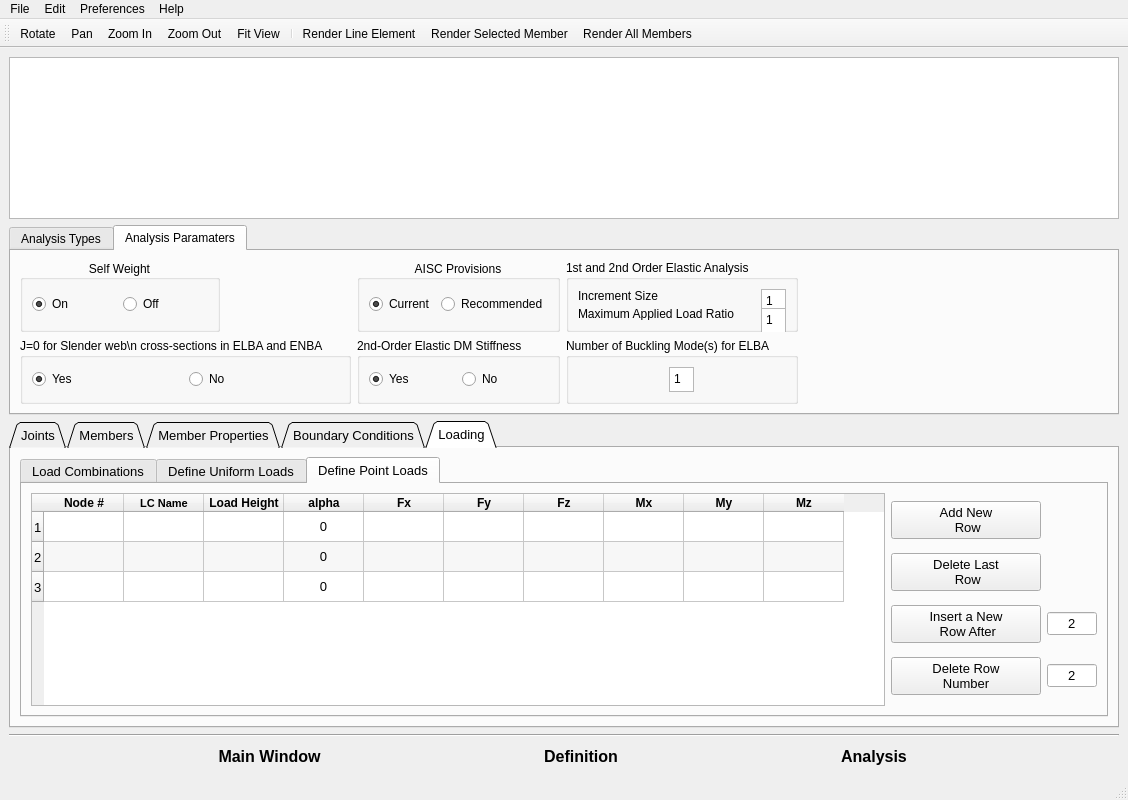
Before: the Qt Designer form GUI dev/Try1_Oguzhan/Sabre2 GUI/SABRE2-V3.ui in oguzhantogay/SABRE2_V2_local, drawn with Qt 5.
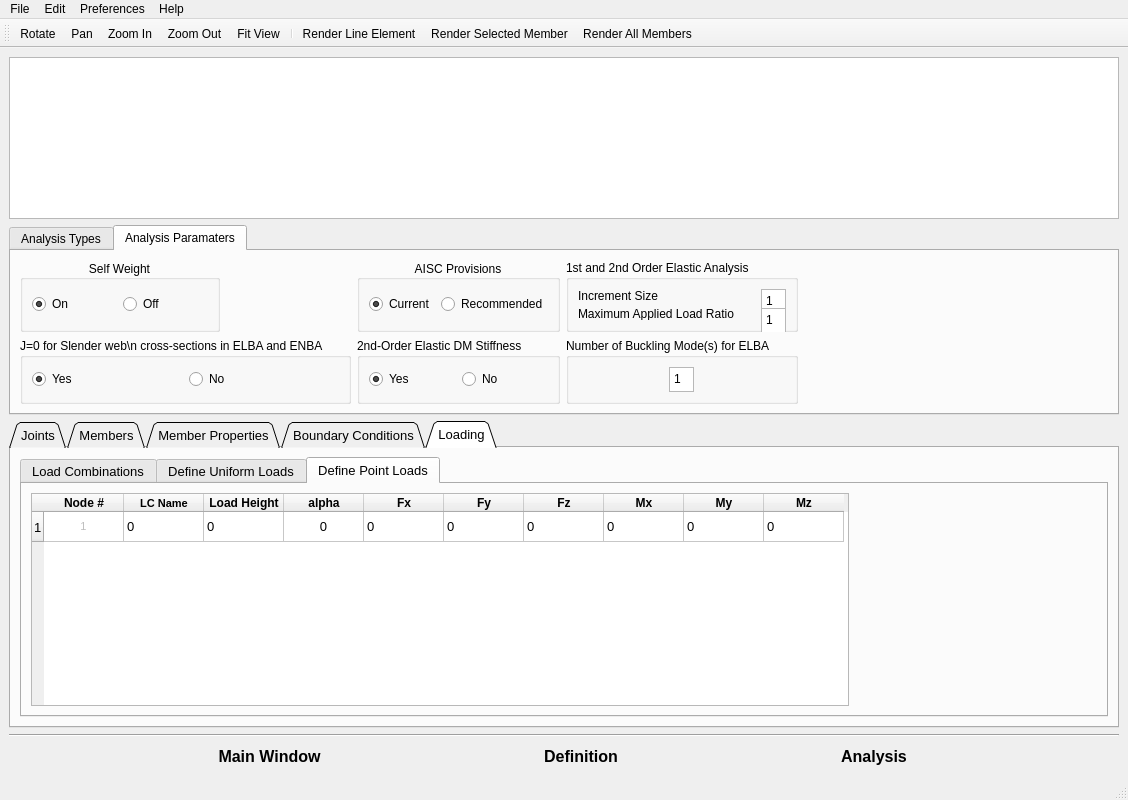
After: the same form once the commit is applied. The open tabs and pages were chosen to show the change. Icons and pictures are not drawn.

Commit message: Definition main tab is completed, major speed enhancements provided. Next step = OpenGL

The edit to the form file:
```diff
--- a/GUI dev/Try1_Oguzhan/Sabre2 GUI/SABRE2-V3.ui
+++ b/GUI dev/Try1_Oguzhan/Sabre2 GUI/SABRE2-V3.ui
@@ -3008,16 +3008,6 @@
                 <string>1</string>
                </property>
               </row>
-              <row>
-               <property name="text">
-                <string>2</string>
-               </property>
-              </row>
-              <row>
-               <property name="text">
-                <string>3</string>
-               </property>
-              </row>
               <column>
                <property name="text">
                 <string>Node #</string>
@@ -3130,9 +3120,32 @@
                 </font>
                </property>
               </column>
+              <item row="0" column="0">
+               <property name="text">
+                <string>1</string>
+               </property>
+               <property name="font">
+                <font>
+                 <pointsize>8</pointsize>
+                 <weight>50</weight>
+                 <bold>false</bold>
+                </font>
+               </property>
+               <property name="textAlignment">
+                <set>AlignCenter</set>
+               </property>
+               <property name="flags">
+                <set>ItemIsDragEnabled|ItemIsUserCheckable</set>
+               </property>
+              </item>
+              <item row="0" column="1">
+               <property name="text">
+                <string>0</string>
+               </property>
+              </item>
               <item row="0" column="2">
                <property name="text">
-                <string/>
+                <string>0</string>
                </property>
               </item>
               <item row="0" column="3">
@@ -3143,127 +3156,50 @@
                 <set>AlignCenter</set>
                </property>
               </item>
-              <item row="1" column="3">
+              <item row="0" column="4">
                <property name="text">
                 <string>0</string>
                </property>
-               <property name="textAlignment">
-                <set>AlignCenter</set>
+              </item>
+              <item row="0" column="5">
+               <property name="text">
+                <string>0</string>
                </property>
               </item>
-              <item row="2" column="3">
+              <item row="0" column="6">
                <property name="text">
                 <string>0</string>
                </property>
-               <property name="textAlignment">
-                <set>AlignCenter</set>
+              </item>
+              <item row="0" column="7">
+               <property name="text">
+                <string>0</string>
+               </property>
+              </item>
+              <item row="0" column="8">
+               <property name="text">
+                <string>0</string>
+               </property>
+              </item>
+              <item row="0" column="9">
+               <property name="text">
+                <string>0</string>
                </property>
               </item>
              </widget>
             </item>
             <item>
-             <layout class="QGridLayout" name="gridLayout_11">
-              <item row="1" column="0">
-               <widget class="QPushButton" name="Delete_last_row_point_load">
-                <property name="minimumSize">
-                 <size>
-                  <width>0</width>
-                  <height>0</height>
-                 </size>
-                </property>
-                <property name="maximumSize">
-                 <size>
-                  <width>200</width>
-                  <height>16777215</height>
-                 </size>
-                </property>
-                <property name="text">
-                 <string>Delete Last 
- Row</string>
-                </property>
-               </widget>
-              </item>
-              <item row="3" column="0">
-               <widget class="QPushButton" name="Delete_new_row_button_point_load">
-                <property name="maximumSize">
-                 <size>
-                  <width>150</width>
-                  <height>16777215</height>
-                 </size>
-                </property>
-                <property name="text">
-                 <string>Delete Row 
-Number</string>
-                </property>
-               </widget>
-              </item>
-              <item row="2" column="0">
-               <widget class="QPushButton" name="Insert_new_row_button_point_load">
-                <property name="enabled">
-                 <bool>true</bool>
-                </property>
-                <property name="maximumSize">
-                 <size>
-                  <width>150</width>
-                  <height>16777215</height>
-                 </size>
-                </property>
-                <property name="text">
-                 <string>Insert a New 
- Row After</string>
-                </property>
-               </widget>
-              </item>
-              <item row="0" column="0">
-               <widget class="QPushButton" name="Add_new_row_point_load">
-                <property name="maximumSize">
-                 <size>
-                  <width>200</width>
-                  <height>16777215</height>
-                 </size>
-                </property>
-                <property name="text">
-                 <string>Add New
- Row</string>
-                </property>
-               </widget>
-              </item>
-              <item row="2" column="1">
-               <widget class="QLineEdit" name="Inser_number_point_load">
-                <property name="maximumSize">
-                 <size>
-                  <width>50</width>
-                  <height>16777215</height>
-                 </size>
-                </property>
-                <property name="layoutDirection">
-                 <enum>Qt::LeftToRight</enum>
-                </property>
-                <property name="text">
-                 <string>2</string>
-                </property>
-                <property name="alignment">
-                 <set>Qt::AlignCenter</set>
-                </property>
-               </widget>
-              </item>
-              <item row="3" column="1">
-               <widget class="QLineEdit" name="Delete_number_point_load">
-                <property name="maximumSize">
-                 <size>
-                  <width>50</width>
-                  <height>16777215</height>
-                 </size>
-                </property>
-                <property name="text">
-                 <string>2</string>
-                </property>
-                <property name="alignment">
-                 <set>Qt::AlignCenter</set>
-                </property>
-               </widget>
-              </item>
-             </layout>
+             <spacer name="horizontalSpacer_6">
+              <property name="orientation">
+               <enum>Qt::Horizontal</enum>
+              </property>
+              <property name="sizeHint" stdset="0">
+               <size>
+                <width>40</width>
+                <height>20</height>
+               </size>
+              </property>
+             </spacer>
             </item>
            </layout>
           </widget>
```
Left out of the diff: 151 changed lines with no effect on the pictures. The commit also changes 2 other files.
